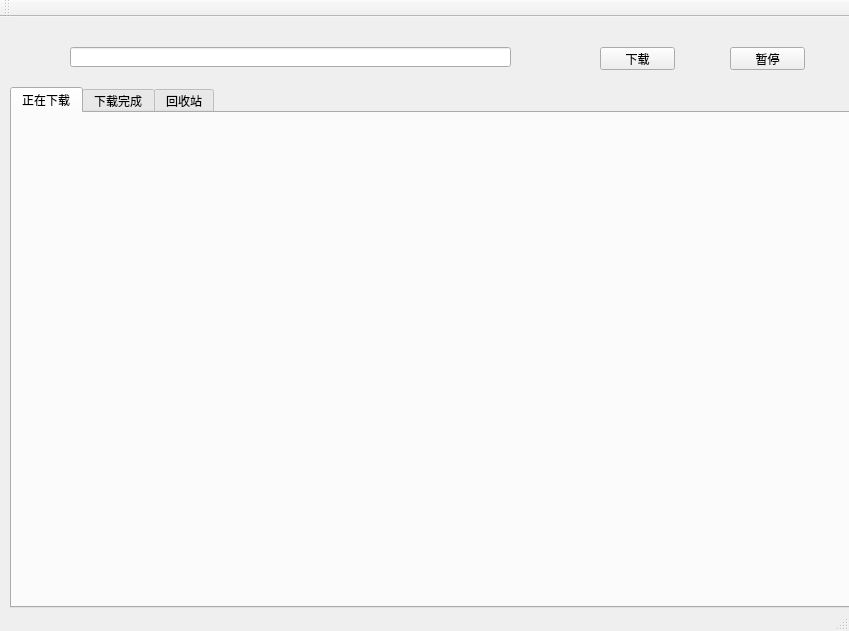
Before: the Qt Designer form version3_2--MulThread_real_MoveToThread/mainwindow.ui in BoolYing/Multi-Thread_FileDown, drawn with Qt 5.
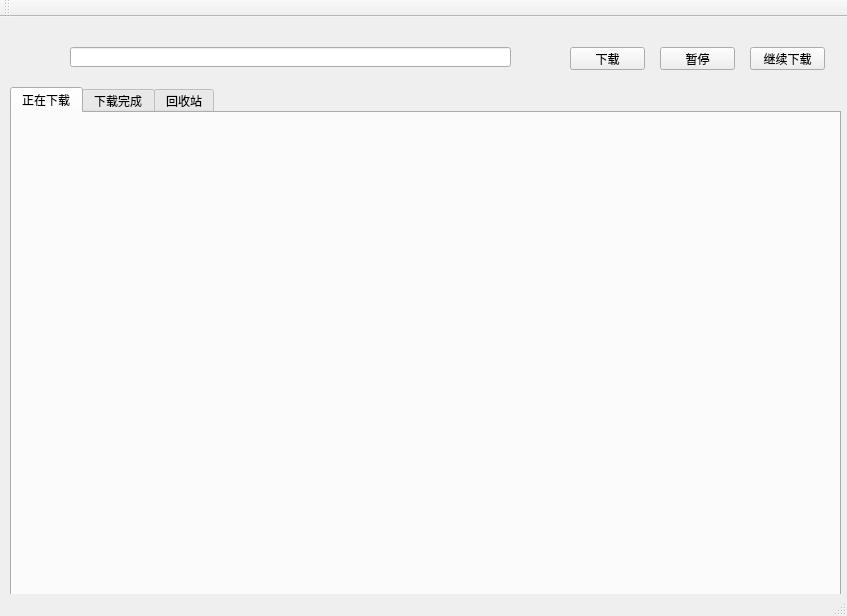
After: the same form once the commit is applied.

Commit message: 多线程多任务下载，同步显示UI界面更新。尚未实现断点下载功能。

```diff
--- a/version3_2--MulThread_real_MoveToThread/mainwindow.ui
+++ b/version3_2--MulThread_real_MoveToThread/mainwindow.ui
@@ -6,8 +6,8 @@
    <rect>
     <x>0</x>
     <y>0</y>
-    <width>849</width>
-    <height>631</height>
+    <width>847</width>
+    <height>616</height>
    </rect>
   </property>
   <property name="windowTitle">
@@ -17,7 +17,7 @@
    <widget class="QPushButton" name="pushButton">
     <property name="geometry">
      <rect>
-      <x>600</x>
+      <x>570</x>
       <y>30</y>
       <width>75</width>
       <height>23</height>
@@ -40,7 +40,7 @@
    <widget class="QPushButton" name="pushButton_2">
     <property name="geometry">
      <rect>
-      <x>730</x>
+      <x>660</x>
       <y>30</y>
       <width>75</width>
       <height>23</height>
@@ -55,7 +55,7 @@
      <rect>
       <x>10</x>
       <y>70</y>
-      <width>841</width>
+      <width>831</width>
       <height>521</height>
      </rect>
     </property>
@@ -78,6 +78,19 @@
      </attribute>
     </widget>
    </widget>
+   <widget class="QPushButton" name="pushButton_3">
+    <property name="geometry">
+     <rect>
+      <x>750</x>
+      <y>30</y>
+      <width>75</width>
+      <height>23</height>
+     </rect>
+    </property>
+    <property name="text">
+     <string>继续下载</string>
+    </property>
+   </widget>
   </widget>
   <widget class="QMenuBar" name="menuBar">
    <property name="geometry">
```
Left out of the diff: 2 changed lines with no effect on the pictures. The commit also changes 6 other files.
